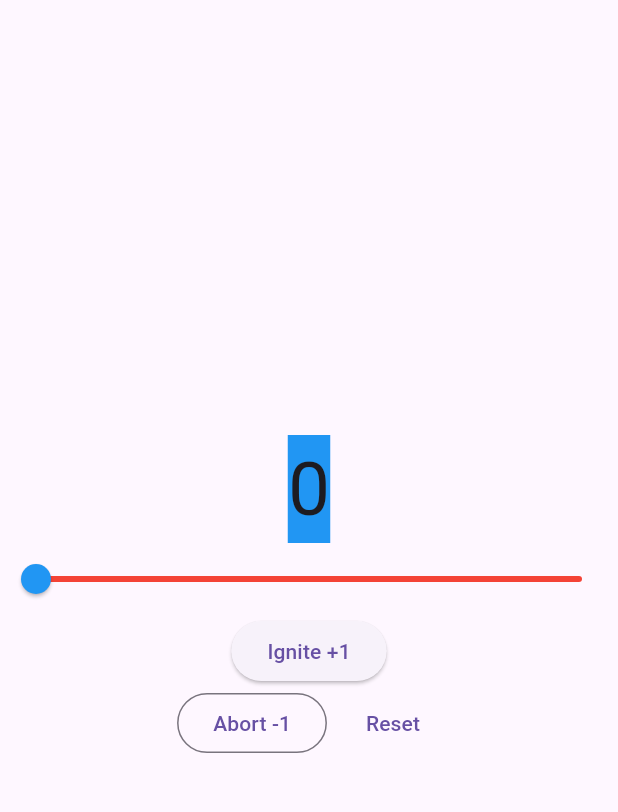
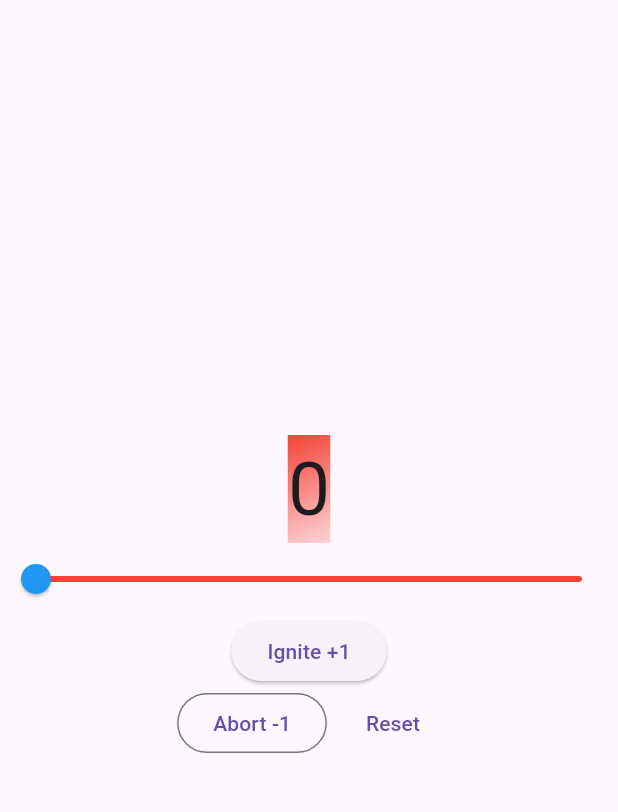
Before and after one commit to kp0430/rocketapp, a Flutter app: the screen it shows after launch, after a tap on "Ignite +1", after a tap on "Abort -1", on a phone screen of 412 x 824 dp, the part 63-875 px from its top. Run offline on Flutter 3.47's test engine with Material 3 defaults, Android fonts, the phone set to English and light mode, and no system bars.

Commit message:
Add dynamic gradient color to counter container
Introduces a gradient color change for the counter container based on the counter value, transitioning from red to orange (0-50) and orange to green (51-100). The gradient updates on counter changes, and counter value is clamped between 0 and 100 for consistency.

```diff
--- a/lib/main.dart
+++ b/lib/main.dart
@@ -29,11 +29,16 @@
   // set counter value
   int _counter = 0;
 
+  //set color variable
+List<Color> containerGradient = [Colors.red, Colors.redAccent];
+
   // Task 1: method to increase counter by 1
   void _ignite() {
     setState(() {
       // NOTE: Task 1 does not require a max cap
-      _counter = _counter + 1;
+      _counter += 1;
+      _counter = _counter.clamp(0,100);
+      _updateContainerColor();
     });
   }
 
@@ -41,6 +46,8 @@
   void _abort() {
     setState(() {
       _counter = _counter - 1;
+      _updateContainerColor();
+       _counter = _counter.clamp(0,100);
       if (_counter < 0) _counter = 0; // prevent negative fuel
     });
   }
@@ -49,7 +56,22 @@
   void _reset() {
     setState(() {
       _counter = 0;
+      _updateContainerColor();
     });
+  }
+
+  void _updateContainerColor() {
+    // 0 to 50 is a gradient change from red to orange
+     if (_counter <= 50) {
+    double t = (_counter.clamp(0, 50)) / 50;
+    Color mix = Color.lerp(Colors.red, Colors.orange, t)!;
+    containerGradient = [mix, mix.withOpacity(0.2)];
+    //50 to 100 is a gradient change from orange to green
+  } else {
+    double t = ((_counter.clamp(50, 100)) - 50) / 50;
+    Color mix2 = Color.lerp(Colors.orange, Colors.green, t)!;
+    containerGradient = [mix2, mix2.withOpacity(0.2)];
+  }
   }
 
   @override
@@ -63,8 +85,16 @@
         mainAxisAlignment: MainAxisAlignment.center,
         children: [
           Center(
-            child: Container(
-              color: Colors.blue,
+            child: AnimatedContainer(
+              duration: const Duration(milliseconds: 400),
+              curve: Curves.easeInOut,
+              decoration: BoxDecoration(
+              gradient: LinearGradient(
+                colors:containerGradient,
+                begin: Alignment.topLeft,
+                end: Alignment.bottomRight
+                ),
+              ),
               child: Text(
                 // to displays current number
                 '$_counter',
@@ -81,6 +111,7 @@
             onChanged: (double value) {
               setState(() {
                 _counter = value.toInt();
+                _updateContainerColor();
               });
             },
             activeColor: Colors.blue,
```
